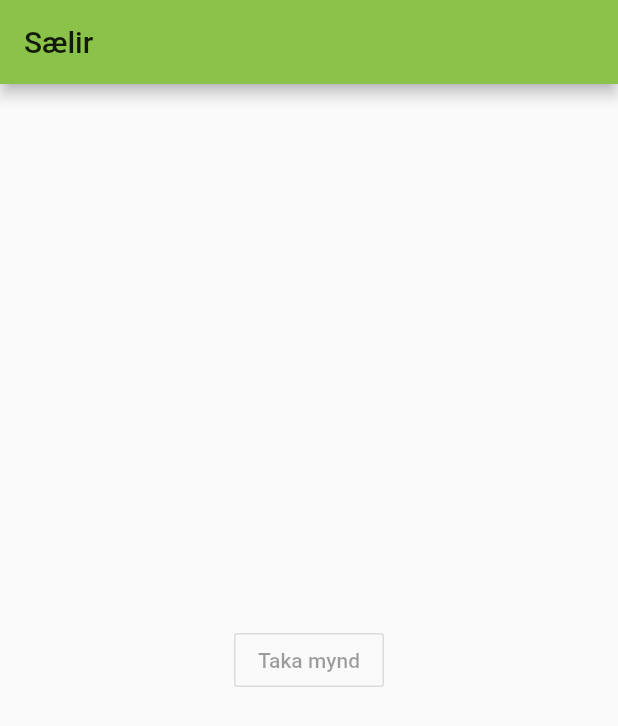
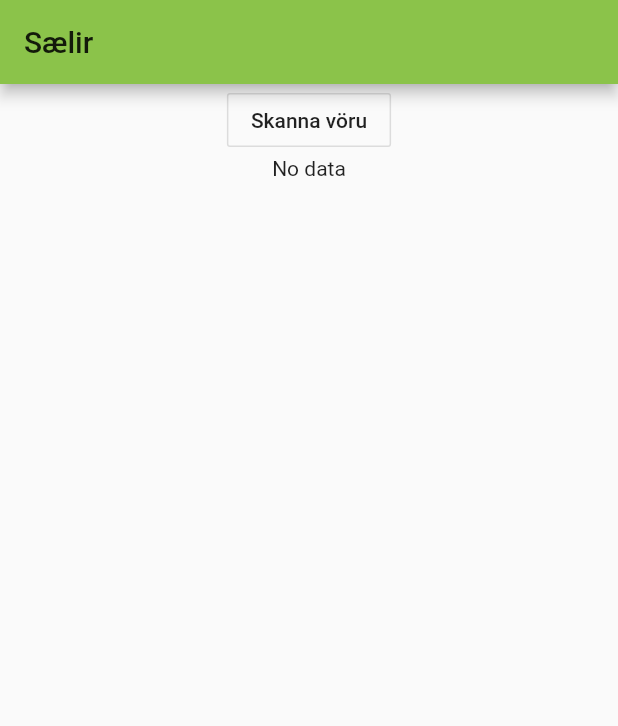
Before and after one commit to rfb2/project_spori, a Flutter app: the screen it shows after launch, on a phone screen of 412 x 824 dp. Shown: the top 726 px of the screen. Run offline on Flutter 3.47's test engine with Material 2 defaults, Android fonts, the phone set to English and light mode, and no system bars; our stand-ins replace camera; missing offline and left inert: barcode_scan; statements that could not run were skipped.

Commit message:
Barcode scanner now works

```diff
--- a/lib/main.dart
+++ b/lib/main.dart
@@ -42,7 +42,7 @@ class MyHomePage extends StatefulWidget {
 
 class _MyHomePageState extends State<MyHomePage> {
   CameraController _controller;
-  Future<void> _initializeControllerFuture;
+  String _barcode = 'No data';
 
   @override
   void initState() {
@@ -51,8 +51,6 @@ class _MyHomePageState extends State<MyHomePage> {
       widget.camera,
       ResolutionPreset.medium,
     );
-
-    _initializeControllerFuture = _controller.initialize();
   }
 
   @override
@@ -76,10 +74,29 @@ class _MyHomePageState extends State<MyHomePage> {
         title: Text("Sælir"),
       ),
       body: Center(
-        // Center is a layout widget. It takes a single child and positions it
-        // in the middle of the parent.
-        child: OutlineButton(child: Text("Taka mynd"),),
+        child: Column(
+          children: <Widget>[
+            Center(
+              // Center is a layout widget. It takes a single child and positions it
+              // in the middle of the parent.
+              child: OutlineButton(
+                child: Text("Skanna vöru"),
+                onPressed: getBarcode,
+              ),
+            ),
+            Center(
+              child: Text('$_barcode'),
+            ),
+          ],
+        ),
       ), // This trailing comma makes auto-formatting nicer for build methods.
     );
   }
+
+  Future<void> getBarcode() async {
+    String barcode = await BarcodeScanner.scan();
+    setState(() {
+      _barcode = barcode;
+    });
+  }
 }
```
Also changed, not shown: 1 other file.
